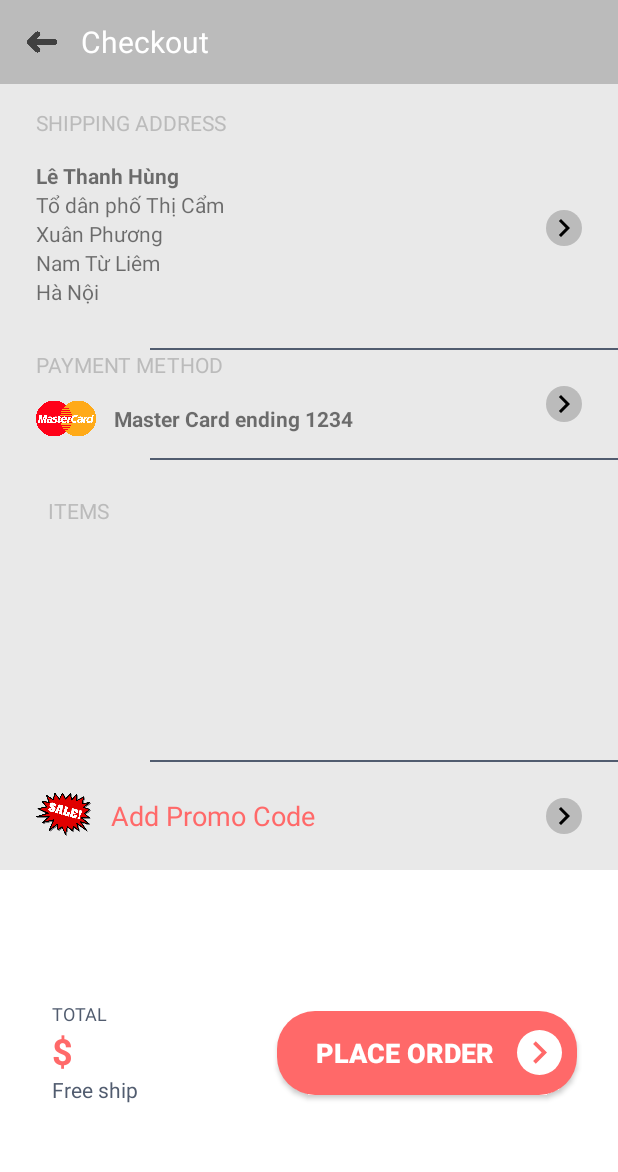
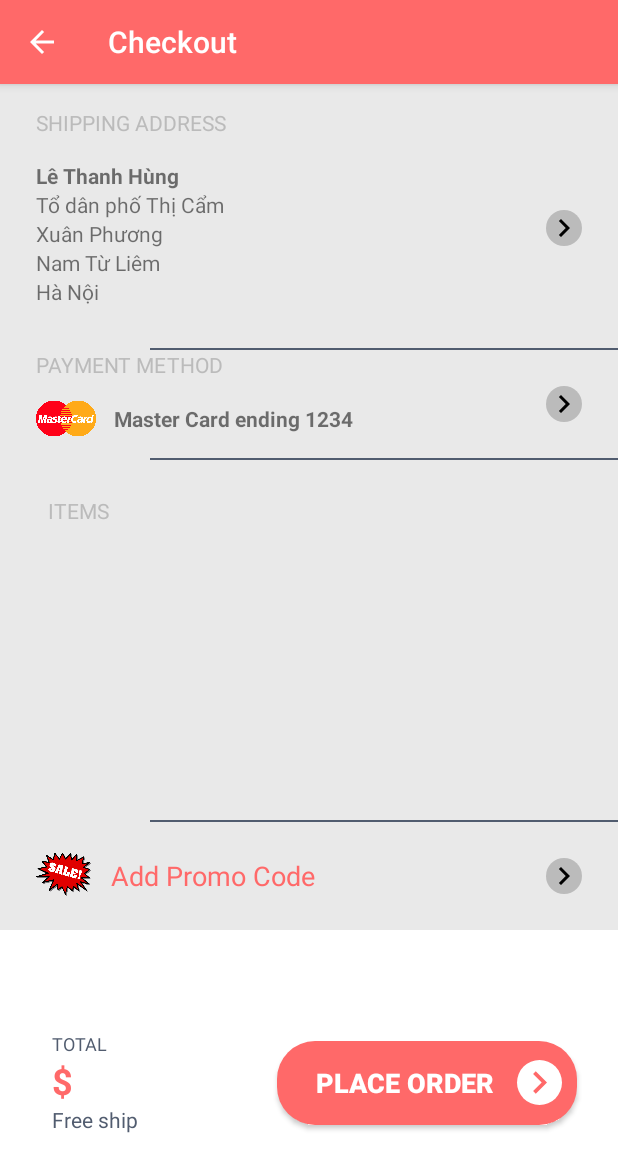
Before and after one commit to VinhtvPh09066/GROUP4-PT14354-MOB-MOB104, an Android app: the PurchaseActivity screen opened directly, with no data from a screen before it, on a phone screen of 412 x 824 dp. Shown: the top 1172 px of the screen. Run offline under Robolectric (Android 15) with nearby library versions, the phone set to English and light mode, and no system bars; 4 statements that could not run were skipped.

Commit message:
hung update code

```diff
--- a/Code2020/app/src/main/AndroidManifest.xml
+++ b/Code2020/app/src/main/AndroidManifest.xml
@@ -25,14 +25,12 @@
             android:name=".activity.SignupActivity"
             android:theme="@style/AppTheme.NoActionBar" />
         <activity
-            android:name=".activity.PurchaseActivity"
-            android:theme="@style/AppTheme.NoActionBar" />
+            android:name=".activity.PurchaseActivity"/>
         <activity
         android:name=".activity.OrderPlaceActivity"
         android:theme="@style/AppTheme.NoActionBar" />
         <activity
-            android:name=".activity.CardActivity"
-            android:theme="@style/AppTheme.NoActionBar" />
+            android:name=".activity.CardActivity" />
     </application>
 
 </manifest>
--- a/Code2020/app/src/main/java/com/example/agile_phoneshoping/activity/PurchaseActivity.java
+++ b/Code2020/app/src/main/java/com/example/agile_phoneshoping/activity/PurchaseActivity.java
@@ -5,6 +5,7 @@ import android.content.DialogInterface;
 import android.content.Intent;
 import android.os.Bundle;
 import android.view.LayoutInflater;
+import android.view.MenuItem;
 import android.view.View;
 import android.widget.Button;
 import android.widget.EditText;
@@ -37,7 +38,6 @@ public class PurchaseActivity extends AppCompatActivity {
         btnupdateadd = findViewById(R.id.btnupdateadd);
         btncard = findViewById(R.id.btncard);
         btnsale = findViewById(R.id.btnsale);
-        backpurchase = findViewById(R.id.backpurchase2);
         edtSale = findViewById(R.id.edtSale);
         img = findViewById(R.id.img);
         img.setImageDrawable(CartFragment.imgcard.getDrawable());
@@ -51,6 +51,9 @@ public class PurchaseActivity extends AppCompatActivity {
         final int[] tt = {Integer.parseInt(tongtien)};
         tvTongtien2.setText(tongtien);
         recyclerView2 = findViewById(R.id.cartList2);
+
+        getSupportActionBar().setDisplayHomeAsUpEnabled(true);
+        getSupportActionBar().setTitle("Checkout");
 
         //Tự phát sinh 50 dữ liệu mẫu
 
@@ -124,13 +127,6 @@ public class PurchaseActivity extends AppCompatActivity {
                 startActivity(intent);
             }
         });
-        backpurchase.setOnClickListener(new View.OnClickListener() {
-            @Override
-            public void onClick(View view) {
-                intent = new Intent(PurchaseActivity.this, CardActivity.class);
-                startActivity(intent);
-            }
-        });
         btnsale.setOnClickListener(new View.OnClickListener() {
             @Override
             public void onClick(View view) {
@@ -146,6 +142,19 @@ public class PurchaseActivity extends AppCompatActivity {
             }
         });
     }
+    @Override
+    public boolean onOptionsItemSelected(MenuItem item) {
+        switch (item.getItemId())
+        {
+            case android.R.id.home:
+                onBackPressed();
+                return true;
+
+            default:break;
+        }
+
+        return super.onOptionsItemSelected(item);
+    }
 
 
 }
--- a/Code2020/app/src/main/res/layout/activity_purchase.xml
+++ b/Code2020/app/src/main/res/layout/activity_purchase.xml
@@ -8,25 +8,7 @@
     android:background="@color/colorLightGray"
     tools:context=".activity.PurchaseActivity">
 
-    <androidx.appcompat.widget.Toolbar
-        android:layout_width="match_parent"
-        android:background="@color/colorGray2"
-        android:layout_height="56dp">
 
-        <ImageView
-            android:id="@+id/backpurchase2"
-            android:src="@drawable/back3"
-            android:layout_width="24dp"
-            android:layout_height="match_parent"/>
-        <TextView
-            android:layout_marginLeft="30dp"
-            android:gravity="center"
-            android:text="Checkout"
-            android:textSize="20sp"
-            android:textColor="@color/colorWhite"
-            android:layout_width="wrap_content"
-            android:layout_height="match_parent"/>
-    </androidx.appcompat.widget.Toolbar>
 
     <LinearLayout
         android:layout_marginTop="16dp"
@@ -147,7 +129,7 @@
 
     <LinearLayout
         android:layout_width="match_parent"
-        android:layout_height="200dp">
+        android:layout_height="240dp">
         <LinearLayout
             android:layout_marginTop="24dp"
             android:orientation="vertical"
```
Also changed, not shown: Code2020/app/src/main/java/com/example/agile_phoneshoping/activity/CardActivity.java (+16 -0 lines), Code2020/app/src/main/res/layout/activity_card.xml (+0 -12 lines), Code2020/app/src/main/res/layout/fragment_cart.xml (+5 -16 lines).
